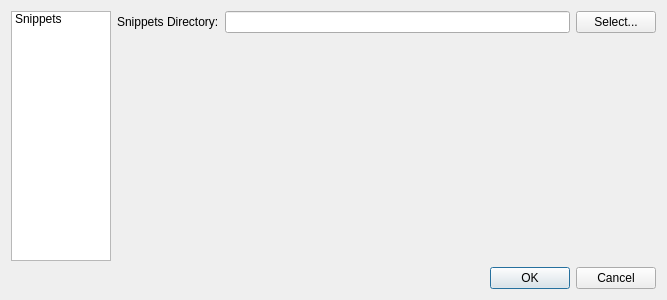
Qt form FugioApp/settings/settingsdialog.ui (bigfug/Fugio) before a commit.
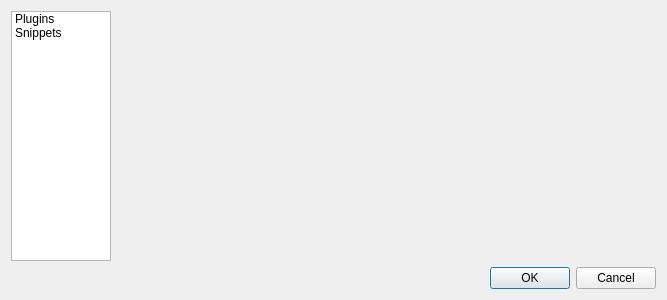
The same form after that commit. Custom widgets are drawn as their Qt base class.

Commit message: Moved plugin handling to a new PluginManager class and started adding a plugins form

The edit to the form file:
```diff
--- a/FugioApp/settings/settingsdialog.ui
+++ b/FugioApp/settings/settingsdialog.ui
@@ -21,6 +21,11 @@
        <property name="sizeAdjustPolicy">
         <enum>QAbstractScrollArea::AdjustToContentsOnFirstShow</enum>
        </property>
+       <item>
+        <property name="text">
+         <string>Plugins</string>
+        </property>
+       </item>
        <item>
         <property name="text">
          <string>Snippets</string>
@@ -33,6 +38,7 @@
        <property name="currentIndex">
         <number>0</number>
        </property>
+       <widget class="PluginsForm" name="mPlugins"/>
        <widget class="QWidget" name="mSnippets">
         <layout class="QVBoxLayout" name="verticalLayout_2" stretch="0">
          <property name="leftMargin">
@@ -86,6 +92,14 @@
    </item>
   </layout>
  </widget>
+ <customwidgets>
+  <customwidget>
+   <class>PluginsForm</class>
+   <extends>QWidget</extends>
+   <header>plugins/pluginsform.h</header>
+   <container>1</container>
+  </customwidget>
+ </customwidgets>
  <resources/>
  <connections>
   <connection>
```
Left out of the diff: 2 changed lines with no effect on the pictures. The commit also changes 17 other files.
